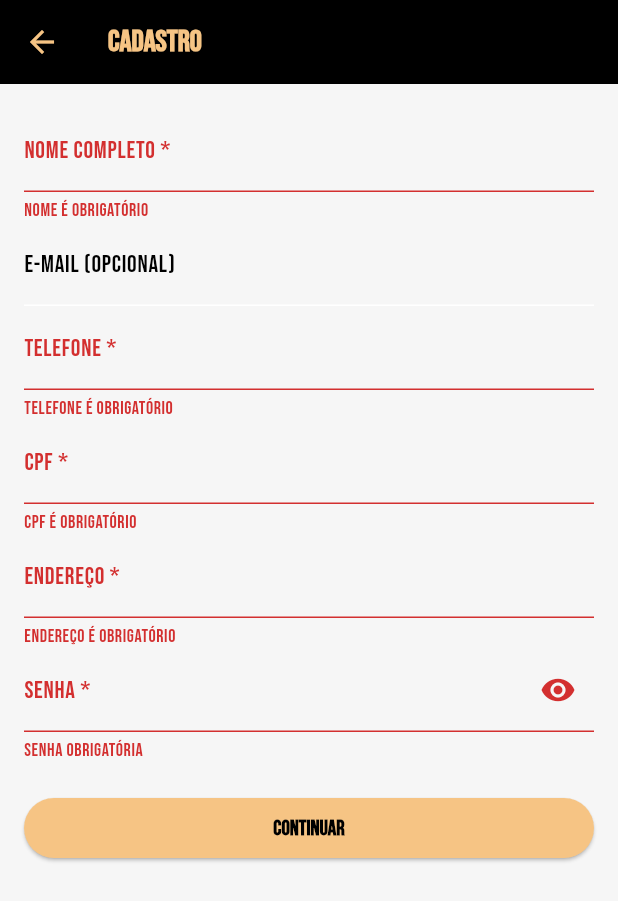
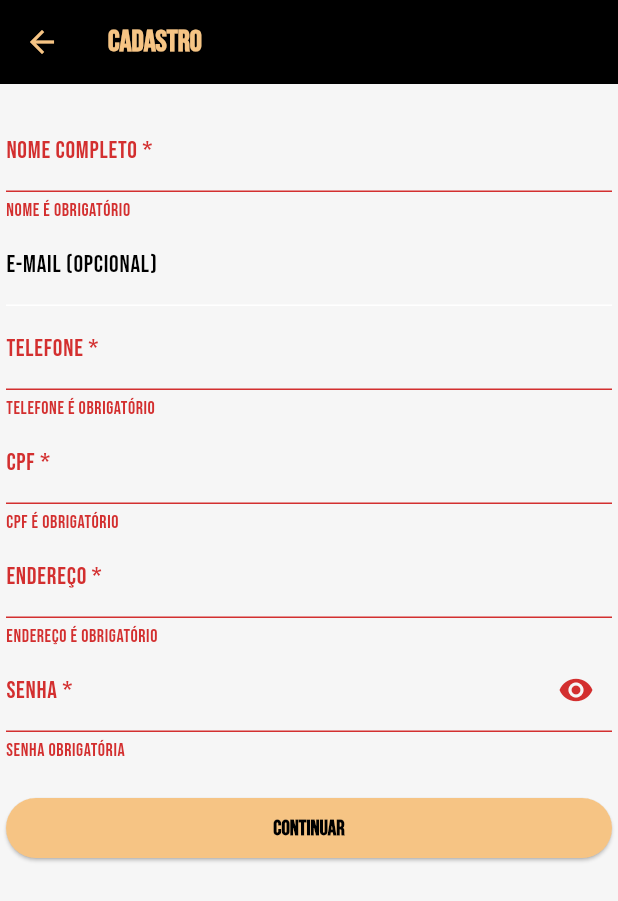
Before and after one commit to Animus2025/Lanchonete-da-Carminha_flutter, a Flutter app: the CadastroPage screen opened by its route, after a tap on "Continuar", on a phone screen of 412 x 824 dp. Shown: the top 901 px of the screen. Run offline on Flutter 3.47's test engine with Material 3 defaults, Android fonts, the phone set to English and light mode, and no system bars; network calls fail.

Commit message:
Margem lateral
Margem lateral nas páginas

```diff
--- a/lib/screens/Cart_Overlay.dart
+++ b/lib/screens/Cart_Overlay.dart
@@ -73,7 +73,9 @@ class CartOverlay extends StatelessWidget {
                                     context: context,
                                     builder: (context) => Dialog(
                                       backgroundColor: Colors.transparent,
+                                      child: Center(
                                         child: Container(
+                                          width: 400, // Defina a largura máxima desejada (ajuste conforme necessário)
                                           padding: const EdgeInsets.symmetric(vertical: 32, horizontal: 16),
                                           decoration: BoxDecoration(
                                             color: isDark ? AppColors.pretoClaro : AppColors.branco,
@@ -145,6 +147,7 @@ class CartOverlay extends StatelessWidget {
                                                 ],
                                               ),
                                             ],
+                                          ),
                                         ),
                                       ),
                                     ),
--- a/lib/screens/home_page.dart
+++ b/lib/screens/home_page.dart
@@ -1,4 +1,3 @@
-// Importação dos pacotes e widgets necessários para a tela principal (Home)
 import 'package:flutter/material.dart';
 import 'package:provider/provider.dart';
 import '../ui/widgets/custom_app_bar.dart';
@@ -13,8 +12,8 @@ import '../data/bebida_data.dart';
 import '../ui/widgets/bebida_card.dart';
 import '../providers/cart_provider.dart';
 import '../screens/cart_overlay.dart';
+import '../ui/widgets/AppBodyConteiner.dart';
 
-/// Widget âncora para permitir navegação por scroll entre seções
 class SectionAnchor extends StatelessWidget {
   final Widget child;
   const SectionAnchor({super.key, required this.child});
@@ -22,10 +21,8 @@ class SectionAnchor extends StatelessWidget {
   Widget build(BuildContext context) => child;
 }
 
-/// Tela principal do aplicativo, exibindo as categorias de produtos e bebidas.
-/// Possui navegação horizontal entre seções, AppBar customizada, Drawer e rodapé.
 class HomePage extends StatefulWidget {
-  final VoidCallback toggleTheme; // Função para alternar o tema do app
+  final VoidCallback toggleTheme;
 
   const HomePage({super.key, required this.toggleTheme});
 
@@ -36,7 +33,6 @@ class HomePage extends StatefulWidget {
 class _HomePageState extends State<HomePage> {
   final ScrollController _scrollController = ScrollController();
 
-  // Chaves para cada seção
   final Map<String, GlobalKey> sectionKeys = {
     'festa': GlobalKey(),
     'assado': GlobalKey(),
@@ -44,7 +40,6 @@ class _HomePageState extends State<HomePage> {
     'bebidas': GlobalKey(),
   };
 
-  // Função para rolar até a seção desejada
   void _scrollToSection(String section) {
     final context = sectionKeys[section]?.currentContext;
     if (context != null) {
@@ -64,10 +59,10 @@ class _HomePageState extends State<HomePage> {
     return Scaffold(
       appBar: CustomAppBar(toggleTheme: widget.toggleTheme),
       drawer: const CustomDrawer(),
-
-      // BARRA HORIZONTAL DE LINKS
       body: Column(
+        crossAxisAlignment: CrossAxisAlignment.stretch,
         children: [
+          // BARRA HORIZONTAL DE NAVEGAÇÃO
           Container(
             color: AppColors.pretoClaro,
             height: 54,
@@ -91,10 +86,8 @@ class _HomePageState extends State<HomePage> {
                   onTap: () => _scrollToSection('bebidas'),
                 ),
                 const SizedBox(width: 8),
-                // Ícone do carrinho
                 Consumer<CartProvider>(
-                  builder:
-                      (context, cart, child) => Stack(
+                  builder: (context, cart, child) => Stack(
                     children: [
                       IconButton(
                         icon: const Icon(
@@ -140,8 +133,10 @@ class _HomePageState extends State<HomePage> {
               ],
             ),
           ),
-          // CONTEÚDO PRINCIPAL
+
+          // CONTEÚDO PRINCIPAL COM APP BODY CONTAINER
           Expanded(
+            child: AppBodyContainer(
               child: FutureBuilder<List<Salgado>>(
                 future: fetchSalgados(),
                 builder: (context, salgadosSnapshot) {
@@ -149,12 +144,12 @@ class _HomePageState extends State<HomePage> {
                       ConnectionState.waiting) {
                     return const Center(child: CircularProgressIndicator());
                   } else if (salgadosSnapshot.hasError) {
-                  return Center(child: Text('Erro: ${salgadosSnapshot.error}'));
+                    return Center(
+                        child: Text('Erro: ${salgadosSnapshot.error}'));
                   } else if (!salgadosSnapshot.hasData ||
                       salgadosSnapshot.data!.isEmpty) {
                     return const Center(
-                    child: Text('Nenhum salgado encontrado.'),
-                  );
+                        child: Text('Nenhum salgado encontrado.'));
                   }
                   final salgados = salgadosSnapshot.data!;
                   final festa =
@@ -172,8 +167,7 @@ class _HomePageState extends State<HomePage> {
                         return const Center(child: CircularProgressIndicator());
                       } else if (bebidasSnapshot.hasError) {
                         return Center(
-                        child: Text('Erro: ${bebidasSnapshot.error}'),
-                      );
+                            child: Text('Erro: ${bebidasSnapshot.error}'));
                       }
                       final bebidas = bebidasSnapshot.data ?? [];
 
@@ -187,8 +181,7 @@ class _HomePageState extends State<HomePage> {
                                 title: 'FESTA',
                                 items: festa,
                                 isSalgado: true,
-                              titleColor:
-                                  isDarkMode
+                                titleColor: isDarkMode
                                     ? AppColors.laranja
                                     : AppColors.pretoClaro,
                               ),
@@ -198,8 +191,7 @@ class _HomePageState extends State<HomePage> {
                                 title: 'ASSADO',
                                 items: assado,
                                 isSalgado: true,
-                              titleColor:
-                                  isDarkMode
+                                titleColor: isDarkMode
                                     ? AppColors.laranja
                                     : AppColors.pretoClaro,
                               ),
@@ -209,8 +201,7 @@ class _HomePageState extends State<HomePage> {
                                 title: 'MINI',
                                 items: mini,
                                 isSalgado: true,
-                              titleColor:
-                                  isDarkMode
+                                titleColor: isDarkMode
                                     ? AppColors.laranja
                                     : AppColors.pretoClaro,
                               ),
@@ -219,8 +210,7 @@ class _HomePageState extends State<HomePage> {
                               title: 'BEBIDAS',
                               items: bebidas,
                               isSalgado: false,
-                            titleColor:
-                                isDarkMode
+                              titleColor: isDarkMode
                                   ? AppColors.laranja
                                   : AppColors.pretoClaro,
                             ),
@@ -232,13 +222,13 @@ class _HomePageState extends State<HomePage> {
                 },
               ),
             ),
+          ),
         ],
       ),
       bottomNavigationBar: const CustomFooter(),
     );
   }
 
-  // Widget para cada link da barra horizontal
   Widget _SectionLink({required String label, required VoidCallback onTap}) {
     return Padding(
       padding: const EdgeInsets.symmetric(horizontal: 12),
@@ -256,7 +246,6 @@ class _HomePageState extends State<HomePage> {
     );
   }
 
-  // Ajuste para aceitar key opcional
   Widget _buildSection({
     Key? key,
     required String title,
@@ -291,8 +280,7 @@ class _HomePageState extends State<HomePage> {
                       final item = items[index];
                       return Padding(
                         padding: const EdgeInsets.only(bottom: 8.0),
-                        child:
-                            isSalgado
+                        child: isSalgado
                             ? SalgadoCard(salgado: item as Salgado)
                             : BebidaCard(bebida: item as Bebida),
                       );
--- a/lib/ui/pages/cadastro_page.dart
+++ b/lib/ui/pages/cadastro_page.dart
@@ -3,8 +3,8 @@ import 'package:flutter/services.dart';
 import 'package:lanchonetedacarminha/ui/widgets/password_rules_widget.dart';
 import 'package:http/http.dart' as http;
 import 'dart:convert';
+import '../widgets/AppBodyConteiner.dart';
 
-// Tela de cadastro de usuário
 class CadastroPage extends StatefulWidget {
   const CadastroPage({super.key});
 
@@ -15,7 +15,6 @@ class CadastroPage extends StatefulWidget {
 class _CadastroPageState extends State<CadastroPage> {
   final _formKey = GlobalKey<FormState>();
 
-  // Controladores dos campos do formulário
   final TextEditingController _emailController = TextEditingController();
   final TextEditingController _nomeController = TextEditingController();
   final TextEditingController _telefoneController = TextEditingController();
@@ -24,14 +23,13 @@ class _CadastroPageState extends State<CadastroPage> {
   final TextEditingController _senhaController = TextEditingController();
   final TextEditingController _codigoController = TextEditingController();
 
-  bool _obscureSenha = true; // Controla visibilidade da senha
-  String _senhaAtual = ''; // Guarda a senha digitada para mostrar regras
+  bool _obscureSenha = true;
+  String _senhaAtual = '';
 
-  final Color _laranjaPadrao = const Color(0xFFF6C484); // Cor padrão do app
+  final Color _laranjaPadrao = const Color(0xFFF6C484);
 
   @override
   void dispose() {
-    // Libera os controladores ao destruir a tela
     _emailController.dispose();
     _nomeController.dispose();
     _telefoneController.dispose();
@@ -42,9 +40,8 @@ class _CadastroPageState extends State<CadastroPage> {
     super.dispose();
   }
 
-  // Validação do campo e-mail (opcional)
   String? validarEmail(String? email) {
-    if (email == null || email.isEmpty) return null; // opcional
+    if (email == null || email.isEmpty) return null;
     final emailRegex = RegExp(r'^[\w-\.]+@([\w-]+\.)+[\w-]{2,4}$');
     if (!emailRegex.hasMatch(email)) {
       return 'E-mail inválido';
@@ -52,7 +49,6 @@ class _CadastroPageState extends State<CadastroPage> {
     return null;
   }
 
-  // Validação do campo telefone (apenas números, 10 ou 11 dígitos)
   String? validarTelefone(String? telefone) {
     if (telefone == null || telefone.isEmpty) {
       return 'Telefone é obrigatório';
@@ -65,7 +61,6 @@ class _CadastroPageState extends State<CadastroPage> {
     return null;
   }
 
-  // Validação do campo CPF (apenas números, 11 dígitos)
   String? validarCPF(String? cpf) {
     if (cpf == null || cpf.isEmpty) {
       return 'CPF é obrigatório';
@@ -74,11 +69,9 @@ class _CadastroPageState extends State<CadastroPage> {
     if (cpfDigits.length != 11) {
       return 'CPF deve ter 11 dígitos';
     }
-    // Pode colocar uma validação mais completa de CPF aqui, se quiser
     return null;
   }
 
-  // Validação do campo senha (mínimo 8, maiúscula, especial, sem sequência)
   String? validarSenha(String? senha) {
     if (senha == null || senha.isEmpty) {
       return 'Senha obrigatória';
@@ -98,10 +91,8 @@ class _CadastroPageState extends State<CadastroPage> {
     return null;
   }
 
-  // Função para cadastrar o usuário via API
   Future<void> cadastrarUsuario() async {
-    const url =
-        'http://localhost:3000/usuario/pre-cadastro'; // Use seu IP local se for testar no celular
+    const url = 'http://localhost:3000/usuario/pre-cadastro';
     final response = await http.post(
       Uri.parse(url),
       headers: {'Content-Type': 'application/json'},
@@ -115,32 +106,25 @@ class _CadastroPageState extends State<CadastroPage> {
       }),
     );
 
-    print('Status: ${response.statusCode}');
-    print('Body: ${response.body}');
-
     if (response.statusCode == 201) {
-      // Envia a requisição para o backend para registrar o número e gerar o código
       await http.post(
         Uri.parse('http://localhost:3000/whatsapp/verificar-numero'),
         headers: {'Content-Type': 'application/json'},
         body: jsonEncode({'numero': _telefoneController.text}),
       );
 
-      // Navega direto para a tela de verificação do telefone
       Navigator.pushReplacementNamed(
         context,
         '/verificar_telefone',
         arguments: _telefoneController.text,
       );
     } else {
-      // Mostra erro caso o cadastro falhe
       ScaffoldMessenger.of(context).showSnackBar(
         SnackBar(content: Text('Erro ao cadastrar: ${response.body}')),
       );
     }
   }
 
-  // Função chamada ao clicar em "Continuar"
   void _enviarFormulario() {
     if (_formKey.currentState!.validate()) {
       cadastrarUsuario();
@@ -151,35 +135,27 @@ class _CadastroPageState extends State<CadastroPage> {
   Widget build(BuildContext context) {
     return Scaffold(
       appBar: AppBar(
-        backgroundColor: Colors.black, // Fundo preto
+        backgroundColor: Colors.black,
         title: Text(
           'Cadastro',
-          style:
-              Theme.of(
-                context,
-              ).appBarTheme.titleTextStyle, // Fonte padrão do tema
+          style: Theme.of(context).appBarTheme.titleTextStyle,
         ),
-        iconTheme: IconThemeData(
-          color: _laranjaPadrao,
-        ), // Ícones na cor laranja padrão
+        iconTheme: IconThemeData(color: _laranjaPadrao),
       ),
-      body: Padding(
-        padding: const EdgeInsets.all(16.0),
+      body: AppBodyContainer(
+        child: Padding(
+          padding: const EdgeInsets.symmetric(vertical: 16),
           child: Form(
             key: _formKey,
             child: ListView(
               children: [
-              // Campo nome
                 TextFormField(
                   controller: _nomeController,
-                decoration: const InputDecoration(labelText: 'Nome completo *'),
-                validator:
-                    (value) =>
-                        value == null || value.isEmpty
-                            ? 'Nome é obrigatório'
-                            : null,
+                  decoration:
+                      const InputDecoration(labelText: 'Nome completo *'),
+                  validator: (value) =>
+                      (value == null || value.isEmpty) ? 'Nome é obrigatório' : null,
                 ),
-              // Campo email
                 TextFormField(
                   controller: _emailController,
                   decoration: const InputDecoration(
@@ -188,7 +164,6 @@ class _CadastroPageState extends State<CadastroPage> {
                   keyboardType: TextInputType.emailAddress,
                   validator: validarEmail,
                 ),
-              // Campo telefone
                 TextFormField(
                   controller: _telefoneController,
                   decoration: const InputDecoration(labelText: 'Telefone *'),
@@ -199,7 +174,6 @@ class _CadastroPageState extends State<CadastroPage> {
                   ],
                   validator: validarTelefone,
                 ),
-              // Campo CPF
                 TextFormField(
                   controller: _cpfController,
                   decoration: const InputDecoration(labelText: 'CPF *'),
@@ -210,24 +184,22 @@ class _CadastroPageState extends State<CadastroPage> {
                   ],
                   validator: validarCPF,
                 ),
-              // Campo endereço
                 TextFormField(
                   controller: _enderecoController,
                   decoration: const InputDecoration(labelText: 'Endereço *'),
-                validator:
-                    (value) =>
-                        value == null || value.isEmpty
+                  validator: (value) => (value == null || value.isEmpty)
                       ? 'Endereço é obrigatório'
                       : null,
                 ),
-              // Campo senha
                 TextFormField(
                   controller: _senhaController,
                   decoration: InputDecoration(
                     labelText: 'Senha *',
                     suffixIcon: IconButton(
                       icon: Icon(
-                      _obscureSenha ? Icons.visibility : Icons.visibility_off,
+                        _obscureSenha
+                            ? Icons.visibility
+                            : Icons.visibility_off,
                       ),
                       onPressed: () {
                         setState(() {
@@ -243,33 +215,35 @@ class _CadastroPageState extends State<CadastroPage> {
                     });
                   },
                   style: const TextStyle(
-                  fontFamily: 'Oswald', // Fonte Oswald
+                    fontFamily: 'Oswald',
                     fontSize: 16,
                   ),
                   validator: validarSenha,
                 ),
-              // Regras de senha (widget customizado)
                 if (_senhaAtual.isNotEmpty) ...[
                   const SizedBox(height: 10),
                   PasswordRulesWidget(senhaAtual: _senhaAtual),
                 ],
                 const SizedBox(height: 20),
-              // Botão de continuar/cadastrar
                 ElevatedButton(
                   onPressed: _enviarFormulario,
                   style: ElevatedButton.styleFrom(
-                  backgroundColor: _laranjaPadrao, // Fundo laranja padrão
+                    backgroundColor: _laranjaPadrao,
                   ),
                   child: Text(
                     'Continuar',
-                  style: Theme.of(context).elevatedButtonTheme.style?.textStyle
-                      ?.resolve({}), // Fonte padrão do tema
+                    style: Theme.of(context)
+                        .elevatedButtonTheme
+                        .style
+                        ?.textStyle
+                        ?.resolve({}),
                   ),
                 ),
               ],
             ),
           ),
         ),
+      ),
     );
   }
 }
--- a/lib/ui/widgets/custom_app_bar.dart
+++ b/lib/ui/widgets/custom_app_bar.dart
@@ -26,11 +26,14 @@ class CustomAppBar extends StatelessWidget implements PreferredSizeWidget {
         title: Center(
           child: GestureDetector(
             onTap: () {
-              Navigator.of(context).pushNamedAndRemoveUntil('/', (route) => false);
+              final currentRoute = ModalRoute.of(context)?.settings.name;
+              if (currentRoute != '/') {
+                Navigator.of(context).pushNamedAndRemoveUntil('/', (route) => false);
+              }
             },
             child: Image.asset(
               'lib/assets/icons/logo.png',
-              height: 50,  // Ajuste proporcional
+              height: 50, // Ajuste proporcional
               fit: BoxFit.contain,
             ),
           ),
```
Lines whose indentation alone changed are shown as unchanged.
